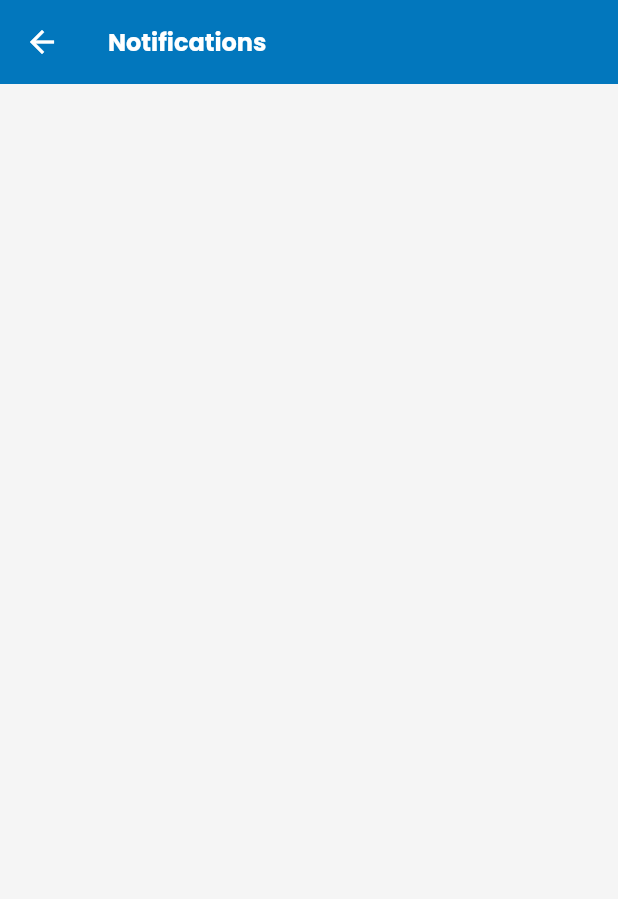
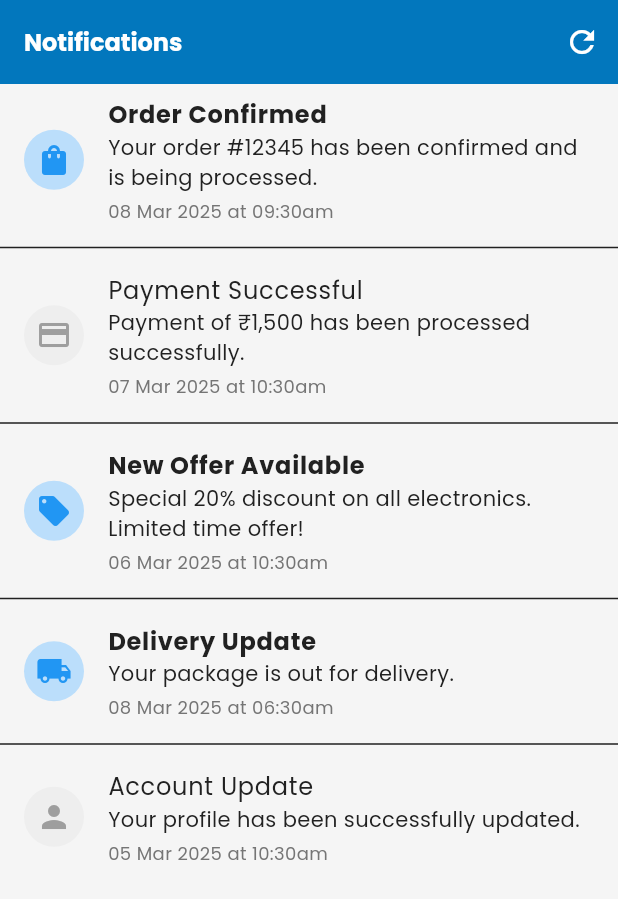
Before and after one commit to Parikshit-K21/FlutterDeploy, a Flutter app: the NotificationsScreen screen opened directly, on a phone screen of 412 x 824 dp. Shown: the top 899 px of the screen. Run offline on Flutter 3.47's test engine with Material 3 defaults, Android fonts, the light colour scheme and no system bars; our stand-ins replace carousel_slider, file_picker, flutter_riverpod, flutter_secure_storage, google_fonts, shared_preferences; missing offline and left inert: mobile_scanner; accounts and stored records are empty.

Commit message:
week 1 build

```diff
--- a/lib/APIcaller/Modals/NotificationM.dart
+++ b/lib/APIcaller/Modals/NotificationM.dart
@@ -2,6 +2,55 @@ import 'dart:convert';
 import 'package:flutter_riverpod/flutter_riverpod.dart';
 import 'package:http/http.dart' as http;
 
+List<NotificationItem> getSampleNotifications() {
+  return [
+    NotificationItem(
+      id: '1',
+      title: 'Order Confirmed',
+      message: 'Your order #12345 has been confirmed and is being processed.',
+      timestamp: DateTime.now().subtract(const Duration(hours: 1)),
+      status: 'confirmed',
+      type: 'order',
+      isRead: false,
+    ),
+    NotificationItem(
+      id: '2',
+      title: 'Payment Successful',
+      message: 'Payment of ₹1,500 has been processed successfully.',
+      timestamp: DateTime.now().subtract(const Duration(days: 1)),
+      status: 'completed',
+      type: 'payment',
+      isRead: true,
+    ),
+    NotificationItem(
+      id: '3',
+      title: 'New Offer Available',
+      message: 'Special 20% discount on all electronics. Limited time offer!',
+      timestamp: DateTime.now().subtract(const Duration(days: 2)),
+      status: 'active',
+      type: 'promotion',
+      isRead: false,
+    ),
+    NotificationItem(
+      id: '4',
+      title: 'Delivery Update',
+      message: 'Your package is out for delivery.',
+      timestamp: DateTime.now().subtract(const Duration(hours: 4)),
+      status: 'in_progress',
+      type: 'delivery',
+      isRead: false,
+    ),
+    NotificationItem(
+      id: '5',
+      title: 'Account Update',
+      message: 'Your profile has been successfully updated.',
+      timestamp: DateTime.now().subtract(const Duration(days: 3)),
+      status: 'completed',
+      type: 'account',
+      isRead: true,
+    ),
+  ];
+}
 class NotificationItem {
   final String id;
   final String title;
@@ -73,7 +122,10 @@ class NotificationItem {
   String toString() {
     return 'NotificationItem(id: $id, title: $title, message: $message, timestamp: $timestamp, status: $status, type: $type, isRead: $isRead)';
   }
+
+
 }
+
 
 final notificationsProvider = StateNotifierProvider<NotificationsNotifier, List<NotificationItem>>((ref) {
   return NotificationsNotifier();
@@ -144,6 +196,7 @@ class NotificationsNotifier extends StateNotifier<List<NotificationItem>> {
       'time': getFormattedTime(notification.timestamp),
     };
   }
+
 }
 
 // Example API service class
--- a/lib/Screens/Notifications.dart
+++ b/lib/Screens/Notifications.dart
@@ -1,118 +1,118 @@
+// Add this method in your NotificationsNotifier class or where you need to generate sample data
+import 'package:bw_sparsh/APIcaller/Modals/NotificationM.dart';
 import 'package:flutter/material.dart';
 import 'package:flutter_riverpod/flutter_riverpod.dart';
 
-import '../APIcaller/Modals/NotificationM.dart';
 
-class NotificationsScreen extends ConsumerWidget {
+// Updated NotificationsScreen with sample data
+class NotificationsScreen extends ConsumerStatefulWidget {
+  const NotificationsScreen({Key? key}) : super(key: key);
+
   @override
-  Widget build(BuildContext context, WidgetRef ref) {
+  _NotificationsScreenState createState() => _NotificationsScreenState();
+}
+
+class _NotificationsScreenState extends ConsumerState<NotificationsScreen> {
+  @override
+  void initState() {
+    super.initState();
+    // Initialize with sample data
+    final notifier = ref.read(notificationsProvider.notifier);
+    notifier.updateFromApi(
+      getSampleNotifications().map((n) => n.toJson()).toList(),
+    );
+  }
+
+  @override
+  Widget build(BuildContext context) {
     final notifications = ref.watch(notificationsProvider);
-    final notifier = ref.read(notificationsProvider.notifier);
 
     return Scaffold(
       appBar: AppBar(
         title: const Text('Notifications'),
-        centerTitle: false,
-        leading: IconButton(
-          icon: const Icon(Icons.arrow_back),
+        actions: [
+          IconButton(
+            icon: const Icon(Icons.refresh),
             onPressed: () {
-            Navigator.of(context).pop();
+              // Refresh logic here if needed
             },
-        ),
-      ),
-      body: ListView.builder(
-        itemCount: notifications.length,
-        itemBuilder: (context, index) {
-          final notification = notifications[index];
-          final displayData = notifier.getFormattedDisplayData(notification);
-
-          return Padding(
-            padding: const EdgeInsets.symmetric(horizontal: 16.0, vertical: 8.0),
-            child: Container(
-              decoration: BoxDecoration(
-                color: Colors.white,
-                borderRadius: BorderRadius.circular(8.0),
-                boxShadow: [
-                  BoxShadow(
-                    color: Colors.grey.withOpacity(0.3),
-                    spreadRadius: 1,
-                    blurRadius: 3,
-                    offset: const Offset(0, 2),
           ),
         ],
       ),
-              child: ListTile(
-                title: Padding(
-                  padding: const EdgeInsets.only(bottom: 8.0),
-                  child: Text(
+      body: notifications.isEmpty
+          ? const Center(
+              child: Text('No notifications'),
+            )
+          : ListView.separated(
+              itemCount: notifications.length,
+              separatorBuilder: (context, index) => const Divider(),
+              itemBuilder: (context, index) {
+                final notification = notifications[index];
+                final displayData = ref
+                    .read(notificationsProvider.notifier)
+                    .getFormattedDisplayData(notification);
+
+                return ListTile(
+                  leading: CircleAvatar(
+                    backgroundColor: notification.isRead
+                        ? Colors.grey[200]
+                        : Colors.blue[100],
+                    child: Icon(
+                      _getNotificationIcon(notification.type),
+                      color: notification.isRead
+                          ? Colors.grey
+                          : Colors.blue,
+                    ),
+                  ),
+                  title: Text(
                     notification.title,
-                    style: const TextStyle(
-                      fontWeight: FontWeight.bold,
-                      fontSize: 16.0,
-                    ),
+                    style: TextStyle(
+                      fontWeight: notification.isRead
+                          ? FontWeight.normal
+                          : FontWeight.bold,
                     ),
                   ),
                   subtitle: Column(
                     crossAxisAlignment: CrossAxisAlignment.start,
                     children: [
                       Text(notification.message),
-                    const SizedBox(height: 8.0),
-                    Row(
-                      mainAxisAlignment: MainAxisAlignment.spaceBetween,
-                      children: [
+                      const SizedBox(height: 4),
                       Text(
-                          '${displayData['day']} ${displayData['month']} ${displayData['year']}',
+                        '${displayData['day']} ${displayData['month']} ${displayData['year']} at ${displayData['time']}',
                         style: TextStyle(
-                            fontSize: 12.0,
-                            color: Colors.grey[600],
-                          ),
-                        ),
-                        Text(
-                          displayData['time']!,
-                          style: TextStyle(
-                            fontSize: 12.0,
+                          fontSize: 12,
                           color: Colors.grey[600],
                         ),
                       ),
                     ],
                   ),
-                  ],
-                ),
-                trailing: Container(
-                  padding: const EdgeInsets.symmetric(horizontal: 8.0, vertical: 4.0),
-                  decoration: BoxDecoration(
-                    color: _getStatusColor(notification.status),
-                    borderRadius: BorderRadius.circular(10.0),
-                  ),
-                  child: Text(
-                    notification.status.toUpperCase(),
-                    style: const TextStyle(
-                      color: Colors.white,
-                      fontSize: 12.0,
-                    ),
-                  ),
-                ),
                   onTap: () {
-                  notifier.markAsRead(notification.id);
+                    if (!notification.isRead) {
+                      ref
+                          .read(notificationsProvider.notifier)
+                          .markAsRead(notification.id);
+                    }
                   },
-              ),
-            ),
                 );
               },
             ),
     );
   }
 
-  Color _getStatusColor(String status) {
-    switch (status.toLowerCase()) {
-      case 'success':
-        return Colors.green;
-      case 'pending':
-        return Colors.orange;
-      case 'cancel':
-        return Colors.red;
+  IconData _getNotificationIcon(String type) {
+    switch (type) {
+      case 'order':
+        return Icons.shopping_bag;
+      case 'payment':
+        return Icons.payment;
+      case 'promotion':
+        return Icons.local_offer;
+      case 'delivery':
+        return Icons.local_shipping;
+      case 'account':
+        return Icons.person;
       default:
-        return Colors.grey;
+        return Icons.notifications;
     }
   }
 }
--- a/lib/main.dart
+++ b/lib/main.dart
@@ -1,5 +1,6 @@
 import 'package:bw_sparsh/Login/forgetpass.dart';
 import 'package:bw_sparsh/Login/login1.dart';
+import 'package:bw_sparsh/Reports/RetailerEntry2.dart';
 import 'package:bw_sparsh/homePage.dart';
 import 'package:bw_sparsh/home_tabs.dart';
 import 'package:bw_sparsh/Screens/sales_order.dart';
@@ -44,12 +45,13 @@ class SparshApp extends ConsumerWidget {
       debugShowCheckedModeBanner: false,
       theme: currentTheme.toThemeData(),
       home: ResponsiveWrapper(
-        child:// NotificationsScreen(),
+        child: NotificationsScreen(),
               //HomeTabs(),
               //ForgotPasswordScreen(),
-                MyLogin()
+                //MyLogin()
               //OrderSaleScreen()
               //Try()
+             // RetailerRegistrationApp2()
 
       ),
     );
```
Also changed, not shown: lib/APIcaller/ApiCon.dart (+47 -14 lines), lib/Reports/RetailerEntry2.dart (+81 -9 lines), lib/try.dart (+77 -31 lines). Lines whose indentation alone changed are shown as unchanged.
